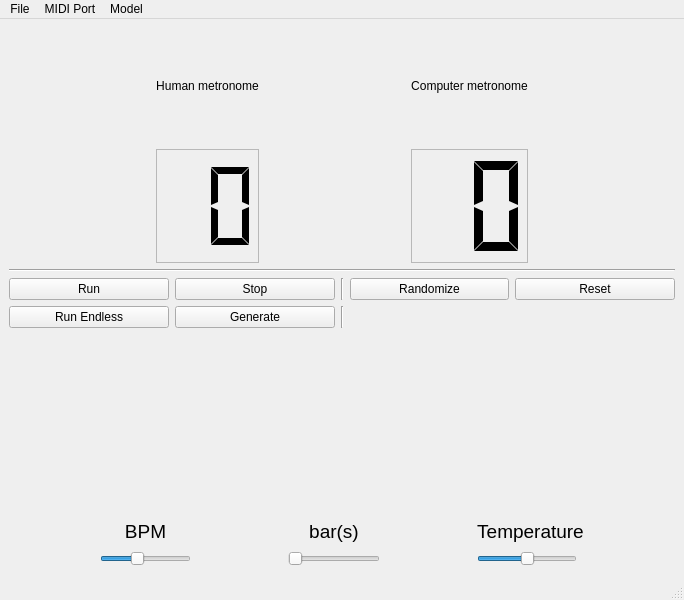
nwesem/VAEsemane_RasPi, file raspian_gui.ui: the form before one commit.
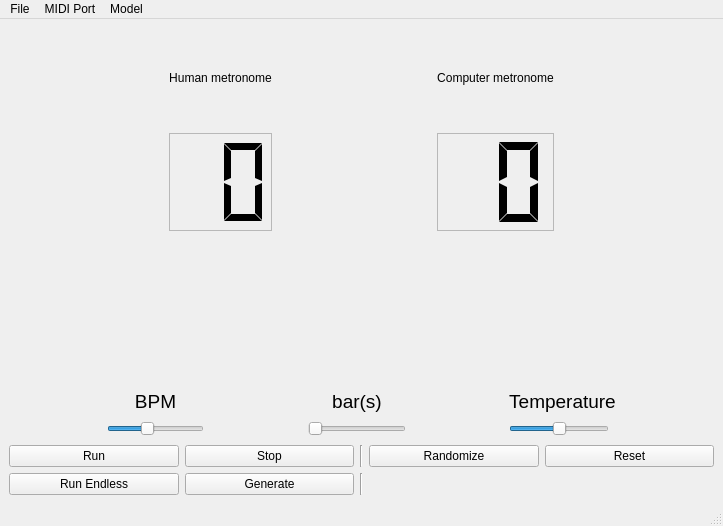
The form after the commit.

Commit message: solved resolution bug

```diff
--- a/raspian_gui.ui
+++ b/raspian_gui.ui
@@ -6,221 +6,30 @@
    <rect>
     <x>0</x>
     <y>0</y>
-    <width>684</width>
-    <height>600</height>
+    <width>723</width>
+    <height>526</height>
    </rect>
   </property>
-  <property name="sizePolicy">
-   <sizepolicy hsizetype="Preferred" vsizetype="Minimum">
-    <horstretch>0</horstretch>
-    <verstretch>0</verstretch>
-   </sizepolicy>
-  </property>
-  <property name="minimumSize">
-   <size>
-    <width>0</width>
-    <height>600</height>
-   </size>
-  </property>
-  <property name="maximumSize">
-   <size>
-    <width>16777215</width>
-    <height>16777215</height>
-   </size>
-  </property>
   <property name="windowTitle">
    <string>MainWindow</string>
   </property>
   <widget class="QWidget" name="centralwidget">
-   <layout class="QGridLayout" name="gridLayout_2">
-    <item row="3" column="0">
-     <layout class="QGridLayout" name="options_grid">
-      <item row="0" column="5">
-       <widget class="QLabel" name="lbl_temperature">
-        <property name="font">
-         <font>
-          <pointsize>14</pointsize>
-         </font>
-        </property>
-        <property name="text">
-         <string>Temperature</string>
-        </property>
-        <property name="alignment">
-         <set>Qt::AlignBottom|Qt::AlignHCenter</set>
-        </property>
-       </widget>
-      </item>
-      <item row="1" column="2">
-       <spacer name="horizontalSpacer_4">
-        <property name="orientation">
-         <enum>Qt::Horizontal</enum>
-        </property>
-        <property name="sizeHint" stdset="0">
-         <size>
-          <width>40</width>
-          <height>20</height>
-         </size>
-        </property>
-       </spacer>
-      </item>
-      <item row="1" column="0">
-       <spacer name="horizontalSpacer_5">
-        <property name="orientation">
-         <enum>Qt::Horizontal</enum>
-        </property>
-        <property name="sizeHint" stdset="0">
-         <size>
-          <width>40</width>
-          <height>20</height>
-         </size>
-        </property>
-       </spacer>
-      </item>
-      <item row="1" column="6">
-       <spacer name="horizontalSpacer_6">
-        <property name="orientation">
-         <enum>Qt::Horizontal</enum>
-        </property>
-        <property name="sizeHint" stdset="0">
-         <size>
-          <width>40</width>
-          <height>20</height>
-         </size>
-        </property>
-       </spacer>
-      </item>
-      <item row="0" column="1">
-       <widget class="QLabel" name="lbl_bpm">
-        <property name="font">
-         <font>
-          <pointsize>14</pointsize>
-         </font>
-        </property>
-        <property name="text">
-         <string>BPM</string>
-        </property>
-        <property name="alignment">
-         <set>Qt::AlignBottom|Qt::AlignHCenter</set>
-        </property>
-       </widget>
-      </item>
-      <item row="1" column="1">
-       <widget class="QSlider" name="slider_bpm">
-        <property name="maximumSize">
-         <size>
-          <width>100</width>
-          <height>16777215</height>
-         </size>
-        </property>
-        <property name="contextMenuPolicy">
-         <enum>Qt::DefaultContextMenu</enum>
-        </property>
-        <property name="acceptDrops">
-         <bool>false</bool>
-        </property>
-        <property name="minimum">
-         <number>1</number>
-        </property>
-        <property name="maximum">
-         <number>300</number>
-        </property>
-        <property name="sliderPosition">
-         <number>120</number>
-        </property>
-        <property name="orientation">
-         <enum>Qt::Horizontal</enum>
-        </property>
-        <property name="invertedAppearance">
-         <bool>false</bool>
-        </property>
-        <property name="invertedControls">
-         <bool>false</bool>
-        </property>
-        <property name="tickPosition">
-         <enum>QSlider::NoTicks</enum>
-        </property>
-       </widget>
-      </item>
-      <item row="1" column="4">
-       <spacer name="horizontalSpacer_7">
-        <property name="orientation">
-         <enum>Qt::Horizontal</enum>
-        </property>
-        <property name="sizeHint" stdset="0">
-         <size>
-          <width>40</width>
-          <height>20</height>
-         </size>
-        </property>
-       </spacer>
-      </item>
-      <item row="0" column="3">
-       <widget class="QLabel" name="lbl_bars">
-        <property name="font">
-         <font>
-          <pointsize>14</pointsize>
-         </font>
-        </property>
-        <property name="text">
-         <string>bar(s)</string>
-        </property>
-        <property name="alignment">
-         <set>Qt::AlignBottom|Qt::AlignHCenter</set>
-        </property>
-       </widget>
-      </item>
-      <item row="1" column="5">
-       <widget class="QSlider" name="slider_temperature">
-        <property name="maximumSize">
-         <size>
-          <width>100</width>
-          <height>16777215</height>
-         </size>
-        </property>
-        <property name="maximum">
-         <number>100</number>
-        </property>
-        <property name="singleStep">
-         <number>10</number>
-        </property>
-        <property name="value">
-         <number>50</number>
-        </property>
-        <property name="sliderPosition">
-         <number>50</number>
-        </property>
-        <property name="orientation">
-         <enum>Qt::Horizontal</enum>
-        </property>
-       </widget>
-      </item>
-      <item row="1" column="3">
-       <widget class="QSlider" name="slider_bars">
-        <property name="minimum">
-         <number>1</number>
-        </property>
-        <property name="maximum">
-         <number>8</number>
-        </property>
-        <property name="pageStep">
-         <number>1</number>
-        </property>
-        <property name="orientation">
-         <enum>Qt::Horizontal</enum>
-        </property>
-       </widget>
-      </item>
-     </layout>
-    </item>
-    <item row="1" column="0">
-     <widget class="Line" name="line_2">
-      <property name="orientation">
-       <enum>Qt::Horizontal</enum>
-      </property>
-     </widget>
-    </item>
+   <layout class="QGridLayout" name="gridLayout">
     <item row="0" column="0">
      <layout class="QGridLayout" name="metronome_grid">
+      <item row="0" column="2">
+       <spacer name="horizontalSpacer_4">
+        <property name="orientation">
+         <enum>Qt::Horizontal</enum>
+        </property>
+        <property name="sizeHint" stdset="0">
+         <size>
+          <width>40</width>
+          <height>20</height>
+         </size>
+        </property>
+       </spacer>
+      </item>
       <item row="1" column="1">
        <widget class="QLCDNumber" name="lcd_human_metronome">
         <property name="frameShape">
@@ -245,7 +54,7 @@
        </widget>
       </item>
       <item row="0" column="0">
-       <spacer name="horizontalSpacer">
+       <spacer name="horizontalSpacer_5">
         <property name="orientation">
          <enum>Qt::Horizontal</enum>
         </property>
@@ -258,7 +67,7 @@
        </spacer>
       </item>
       <item row="0" column="4">
-       <spacer name="horizontalSpacer_3">
+       <spacer name="horizontalSpacer_6">
         <property name="orientation">
          <enum>Qt::Horizontal</enum>
         </property>
@@ -270,6 +79,22 @@
         </property>
        </spacer>
       </item>
+      <item row="0" column="1">
+       <widget class="QLabel" name="label_4">
+        <property name="text">
+         <string>Human metronome</string>
+        </property>
+        <property name="alignment">
+         <set>Qt::AlignCenter</set>
+        </property>
+        <property name="margin">
+         <number>0</number>
+        </property>
+        <property name="indent">
+         <number>-1</number>
+        </property>
+       </widget>
+      </item>
       <item row="1" column="3">
        <widget class="QLCDNumber" name="lcd_comp_metronome">
         <property name="sizePolicy">
@@ -301,75 +126,47 @@
         </property>
        </widget>
       </item>
-      <item row="0" column="1">
-       <widget class="QLabel" name="label">
-        <property name="text">
-         <string>Human metronome</string>
-        </property>
-        <property name="alignment">
-         <set>Qt::AlignCenter</set>
-        </property>
-        <property name="margin">
-         <number>0</number>
-        </property>
-        <property name="indent">
-         <number>-1</number>
-        </property>
-       </widget>
-      </item>
-      <item row="0" column="2">
-       <spacer name="horizontalSpacer_2">
-        <property name="orientation">
-         <enum>Qt::Horizontal</enum>
-        </property>
-        <property name="sizeHint" stdset="0">
-         <size>
-          <width>40</width>
-          <height>20</height>
-         </size>
-        </property>
-       </spacer>
-      </item>
      </layout>
     </item>
     <item row="2" column="0">
-     <layout class="QGridLayout" name="btn_grid">
+     <layout class="QGridLayout" name="btn_grid" rowstretch="0,0">
       <property name="sizeConstraint">
        <enum>QLayout::SetDefaultConstraint</enum>
       </property>
-      <item row="0" column="2">
-       <widget class="Line" name="line_3">
-        <property name="orientation">
-         <enum>Qt::Vertical</enum>
-        </property>
-       </widget>
-      </item>
-      <item row="0" column="4">
-       <widget class="QPushButton" name="btn_reset">
-        <property name="text">
-         <string>Reset</string>
-        </property>
-       </widget>
-      </item>
-      <item row="0" column="1">
-       <widget class="QPushButton" name="btn_stop">
-        <property name="text">
-         <string>Stop</string>
-        </property>
-       </widget>
-      </item>
-      <item row="0" column="0">
-       <widget class="QPushButton" name="btn_run">
-        <property name="text">
-         <string>Run</string>
-        </property>
-       </widget>
-      </item>
       <item row="0" column="3">
        <widget class="QPushButton" name="btn_randomize">
+        <property name="enabled">
+         <bool>true</bool>
+        </property>
+        <property name="sizePolicy">
+         <sizepolicy hsizetype="Minimum" vsizetype="Fixed">
+          <horstretch>0</horstretch>
+          <verstretch>0</verstretch>
+         </sizepolicy>
+        </property>
         <property name="text">
          <string>Randomize</string>
         </property>
+        <property name="checkable">
+         <bool>false</bool>
+        </property>
+        <property name="autoDefault">
+         <bool>false</bool>
+        </property>
+       </widget>
+      </item>
+      <item row="1" column="2">
+       <widget class="Line" name="line_4">
+        <property name="orientation">
+         <enum>Qt::Vertical</enum>
+        </property>
+       </widget>
+      </item>
+      <item row="0" column="4">
+       <widget class="QPushButton" name="btn_reset">
+        <property name="text">
+         <string>Reset</string>
+        </property>
        </widget>
       </item>
       <item row="1" column="0">
@@ -386,10 +183,203 @@
         </property>
        </widget>
       </item>
-      <item row="1" column="2">
-       <widget class="Line" name="line_4">
+      <item row="0" column="2">
+       <widget class="Line" name="line_3">
         <property name="orientation">
          <enum>Qt::Vertical</enum>
+        </property>
+       </widget>
+      </item>
+      <item row="0" column="1">
+       <widget class="QPushButton" name="btn_stop">
+        <property name="text">
+         <string>Stop</string>
+        </property>
+       </widget>
+      </item>
+      <item row="0" column="0">
+       <widget class="QPushButton" name="btn_run">
+        <property name="text">
+         <string>Run</string>
+        </property>
+       </widget>
+      </item>
+     </layout>
+    </item>
+    <item row="1" column="0">
+     <layout class="QGridLayout" name="options_grid">
+      <item row="1" column="0">
+       <spacer name="horizontalSpacer_7">
+        <property name="orientation">
+         <enum>Qt::Horizontal</enum>
+        </property>
+        <property name="sizeHint" stdset="0">
+         <size>
+          <width>40</width>
+          <height>20</height>
+         </size>
+        </property>
+       </spacer>
+      </item>
+      <item row="1" column="6">
+       <spacer name="horizontalSpacer_8">
+        <property name="orientation">
+         <enum>Qt::Horizontal</enum>
+        </property>
+        <property name="sizeHint" stdset="0">
+         <size>
+          <width>40</width>
+          <height>20</height>
+         </size>
+        </property>
+       </spacer>
+      </item>
+      <item row="1" column="4">
+       <spacer name="horizontalSpacer_9">
+        <property name="orientation">
+         <enum>Qt::Horizontal</enum>
+        </property>
+        <property name="sizeHint" stdset="0">
+         <size>
+          <width>40</width>
+          <height>20</height>
+         </size>
+        </property>
+       </spacer>
+      </item>
+      <item row="1" column="2">
+       <spacer name="horizontalSpacer_10">
+        <property name="orientation">
+         <enum>Qt::Horizontal</enum>
+        </property>
+        <property name="sizeHint" stdset="0">
+         <size>
+          <width>40</width>
+          <height>20</height>
+         </size>
+        </property>
+       </spacer>
+      </item>
+      <item row="1" column="5">
+       <widget class="QSlider" name="slider_temperature">
+        <property name="maximumSize">
+         <size>
+          <width>100</width>
+          <height>16777215</height>
+         </size>
+        </property>
+        <property name="maximum">
+         <number>100</number>
+        </property>
+        <property name="singleStep">
+         <number>10</number>
+        </property>
+        <property name="value">
+         <number>50</number>
+        </property>
+        <property name="sliderPosition">
+         <number>50</number>
+        </property>
+        <property name="orientation">
+         <enum>Qt::Horizontal</enum>
+        </property>
+       </widget>
+      </item>
+      <item row="0" column="5">
+       <widget class="QLabel" name="lbl_temperature">
+        <property name="font">
+         <font>
+          <pointsize>14</pointsize>
+         </font>
+        </property>
+        <property name="text">
+         <string>Temperature</string>
+        </property>
+        <property name="alignment">
+         <set>Qt::AlignBottom|Qt::AlignHCenter</set>
+        </property>
+       </widget>
+      </item>
+      <item row="1" column="3">
+       <widget class="QSlider" name="slider_bars">
+        <property name="minimum">
+         <number>1</number>
+        </property>
+        <property name="maximum">
+         <number>8</number>
+        </property>
+        <property name="pageStep">
+         <number>1</number>
+        </property>
+        <property name="orientation">
+         <enum>Qt::Horizontal</enum>
+        </property>
+       </widget>
+      </item>
+      <item row="0" column="3">
+       <widget class="QLabel" name="lbl_bars">
+        <property name="font">
+         <font>
+          <pointsize>14</pointsize>
+         </font>
+        </property>
+        <property name="text">
+         <string>bar(s)</string>
+        </property>
+        <property name="alignment">
+         <set>Qt::AlignBottom|Qt::AlignHCenter</set>
+        </property>
+       </widget>
+      </item>
+      <item row="1" column="1">
+       <widget class="QSlider" name="slider_bpm">
+        <property name="maximumSize">
+         <size>
+          <width>100</width>
+          <height>16777215</height>
+         </size>
+        </property>
+        <property name="contextMenuPolicy">
+         <enum>Qt::DefaultContextMenu</enum>
+        </property>
+        <property name="acceptDrops">
+         <bool>false</bool>
+        </property>
+        <property name="minimum">
+         <number>1</number>
+        </property>
+        <property name="maximum">
+         <number>300</number>
+        </property>
+        <property name="sliderPosition">
+         <number>120</number>
+        </property>
+        <property name="orientation">
+         <enum>Qt::Horizontal</enum>
+        </property>
+        <property name="invertedAppearance">
+         <bool>false</bool>
+        </property>
+        <property name="invertedControls">
+         <bool>false</bool>
+        </property>
+        <property name="tickPosition">
+         <enum>QSlider::NoTicks</enum>
+        </property>
+       </widget>
+      </item>
+      <item row="0" column="1">
+       <widget class="QLabel" name="lbl_bpm">
+        <property name="font">
+         <font>
+          <pointsize>14</pointsize>
+         </font>
+        </property>
+        <property name="text">
+         <string>BPM</string>
+        </property>
+        <property name="alignment">
+         <set>Qt::AlignBottom|Qt::AlignHCenter</set>
         </property>
        </widget>
       </item>
@@ -402,13 +392,10 @@
     <rect>
      <x>0</x>
      <y>0</y>
-     <width>684</width>
+     <width>723</width>
      <height>22</height>
     </rect>
    </property>
-   <property name="autoFillBackground">
-    <bool>false</bool>
-   </property>
    <widget class="QMenu" name="menu_file">
     <property name="title">
      <string>File</string>
```
Left out of the diff: 14 changed lines with no effect on the pictures.
